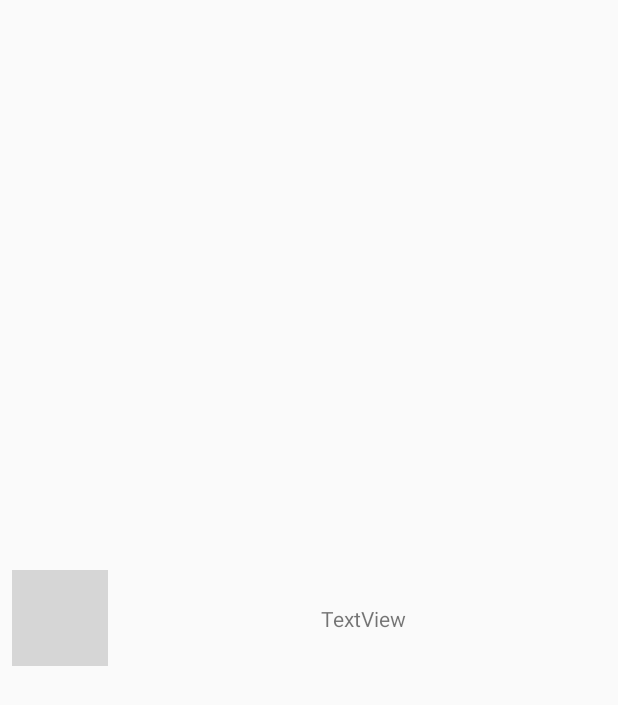
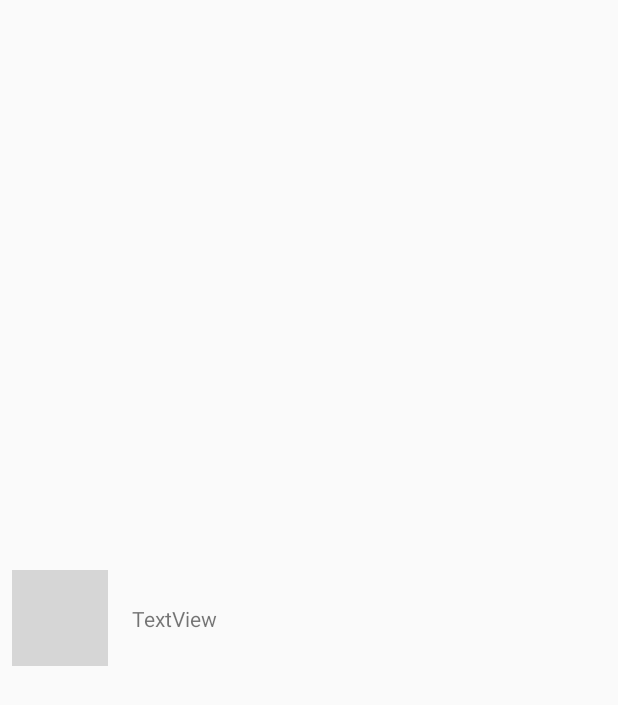
Before and after one commit to nikopetr/My-Beer-Journey, an Android app: the layout row_beer_item.xml on its own in the app's theme, with its tools: preview values and no code run, on a phone screen of 412 x 824 dp. Shown: the top 705 px of the screen. Run offline under Robolectric (Android 15) with nearby library versions, the light colour scheme and no system bars; grey boxes are pictures that could not be loaded.

```diff
--- a/BeerApp/app/src/main/res/layout/row_beer_item.xml
+++ b/BeerApp/app/src/main/res/layout/row_beer_item.xml
@@ -21,11 +21,13 @@
 
     <TextView
         android:id="@+id/beetItemTextView"
-        android:layout_width="wrap_content"
+        android:layout_width="0dp"
         android:layout_height="wrap_content"
+        android:layout_marginStart="16dp"
         android:text="TextView"
         app:layout_constraintBottom_toBottomOf="parent"
         app:layout_constraintEnd_toEndOf="parent"
+        app:layout_constraintHorizontal_bias="0.0"
         app:layout_constraintStart_toEndOf="@+id/beerItemImageView"
         app:layout_constraintTop_toTopOf="parent" />
 </androidx.constraintlayout.widget.ConstraintLayout>
```
Also changed, not shown: BeerApp/app/src/main/java/com/example/beerapp/DBHandler.java (+10 -1 lines).
